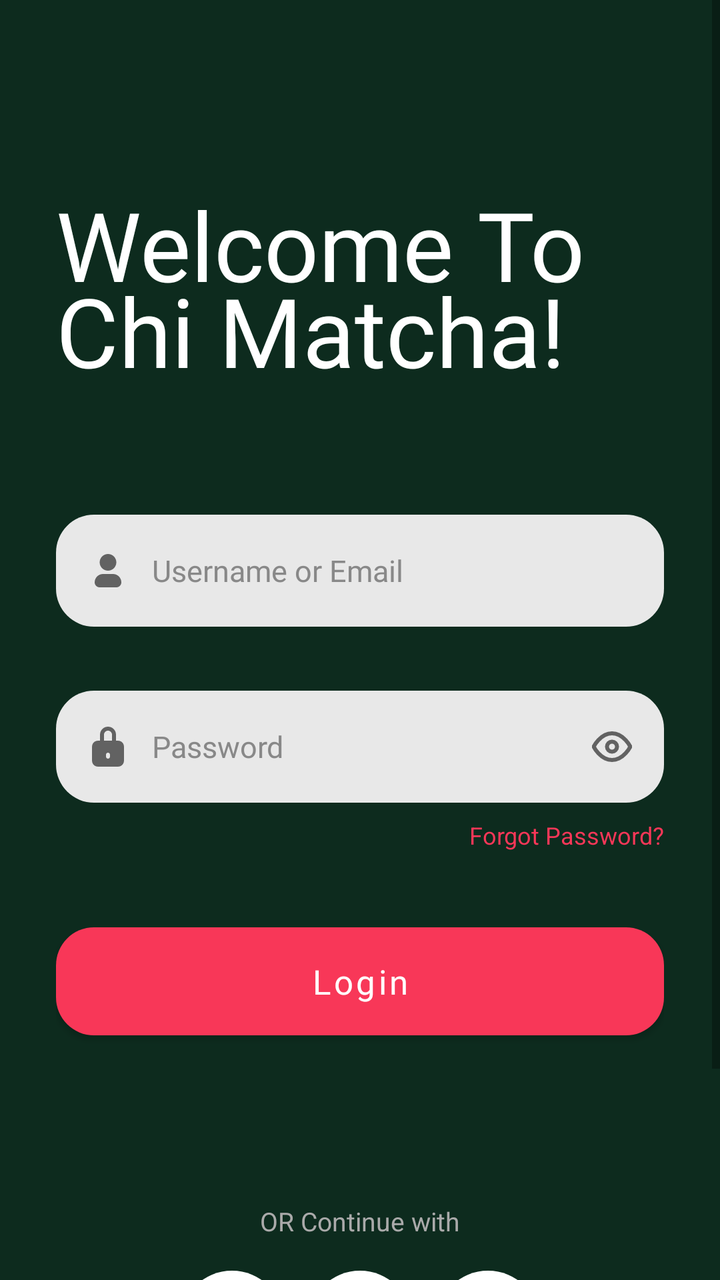
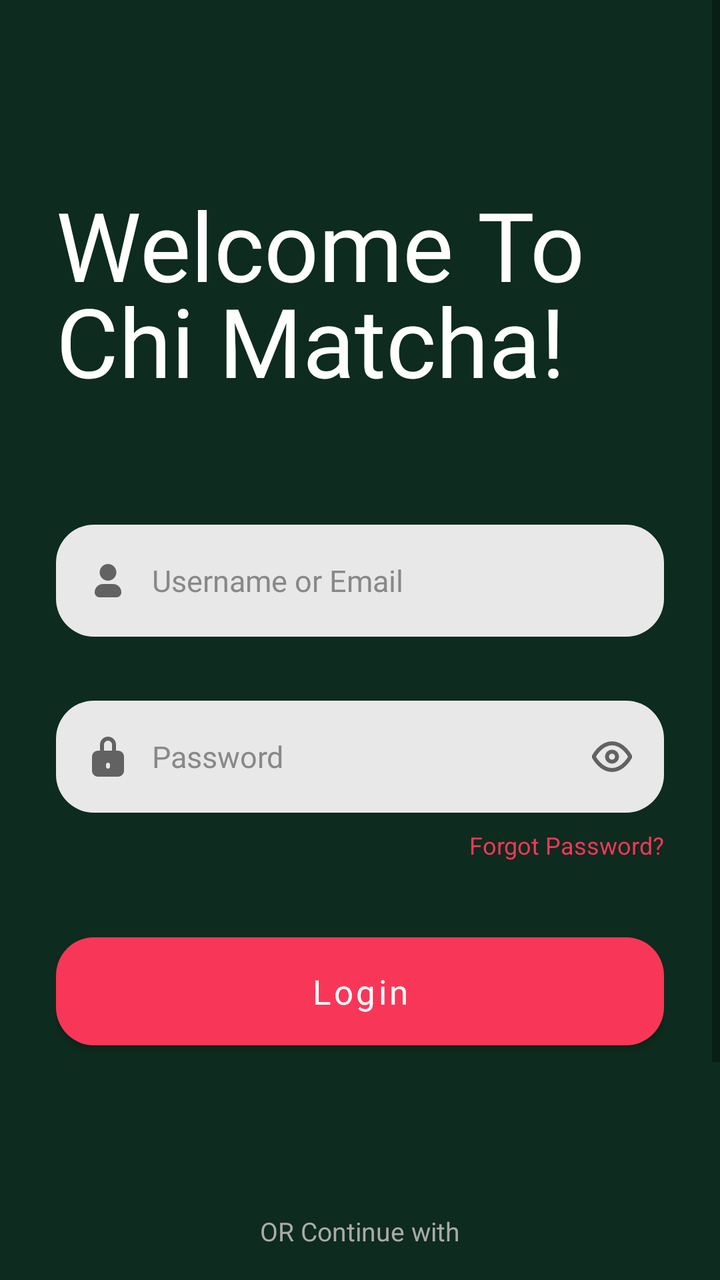

Screens rendered from an Android XML layout before and after an edit, with the pre-edit source and the edit as a unified diff.
<!-- AndroidManifest.xml: application theme Theme.ChiMatcha -->
<!-- res/layout/activity_login.xml -->
<?xml version="1.0" encoding="utf-8"?>
<ScrollView xmlns:android="http://schemas.android.com/apk/res/android"
    android:layout_width="match_parent"
    android:layout_height="match_parent"
    android:background="@color/chimatcha_bg"
    android:fillViewport="true">

    <LinearLayout
        android:layout_width="match_parent"
        android:layout_height="wrap_content"
        android:orientation="vertical"
        android:paddingTop="90dp"
        android:paddingStart="28dp"
        android:paddingEnd="28dp"
        android:paddingBottom="28dp">

        <TextView
            android:id="@+id/titleText"
            android:layout_width="wrap_content"
            android:layout_height="wrap_content"
            android:text="Welcome To\nChi Matcha!"
            android:fontFamily="@font/montaga_regular"
            android:textColor="@color/chimatcha_text_white"
            android:textSize="48sp"
            android:layout_marginBottom="60dp"
            android:lineHeight="43sp"/>

        
        <RelativeLayout
            android:layout_width="match_parent"
            android:layout_height="56dp"
            android:layout_marginBottom="32dp"
            android:background="@drawable/input_bg">

            <ImageView
                android:layout_width="20dp"
                android:layout_height="20dp"
                android:layout_centerVertical="true"
                android:layout_marginStart="16dp"
                android:src="@drawable/ic_person"
                android:layout_alignParentStart="true" />

            <EditText
                android:id="@+id/emailInput"
                android:layout_width="match_parent"
                android:layout_height="match_parent"
                android:background="@null"
                android:fontFamily="@font/montserrat_medium"
                android:hint="@string/username_hint"
                android:inputType="textEmailAddress"
                android:paddingStart="48dp"
                android:paddingEnd="16dp"
                android:textColor="#333333"
                android:textColorHint="@color/chimatcha_text_hint"
                android:textSize="15sp" />

        </RelativeLayout>

        
        <RelativeLayout
            android:layout_width="match_parent"
            android:layout_height="56dp"
            android:layout_marginBottom="8dp"
            android:background="@drawable/input_bg">

            <ImageView
                android:layout_width="20dp"
                android:layout_height="20dp"
                android:layout_centerVertical="true"
                android:layout_marginStart="16dp"
                android:src="@drawable/ic_lock"
                android:layout_alignParentStart="true" />

            <ImageView
                android:id="@+id/passwordToggle"
                android:layout_width="20dp"
                android:layout_height="20dp"
                android:layout_centerVertical="true"
                android:layout_marginEnd="16dp"
                android:src="@drawable/ic_eye"
                android:layout_alignParentEnd="true"
                android:clickable="true"
                android:focusable="true" />

            <EditText
                android:id="@+id/passwordInput"
                android:layout_width="match_parent"
                android:layout_height="match_parent"
                android:hint="Password"
                android:inputType="textPassword"
                android:background="@null"
                android:paddingStart="48dp"
                android:paddingEnd="48dp"
                android:textColor="#333333"
                android:textColorHint="@color/chimatcha_text_hint"
                android:textSize="15sp"
                android:fontFamily="@font/montserrat_medium"/>

        </RelativeLayout>

        
        <TextView
            android:id="@+id/forgotPasswordText"
            android:layout_width="wrap_content"
            android:layout_height="wrap_content"
            android:layout_gravity="end"
            android:text="Forgot Password?"
            android:textColor="@color/chimatcha_primary"
            android:textSize="12sp"
            android:layout_marginBottom="38dp" />

        
        <Button
            android:id="@+id/loginButton"
            android:layout_width="match_parent"
            android:layout_height="54dp"
            android:textAllCaps="false"
            android:text="Login"
            android:textColor="@color/white"
            android:textSize="17sp"
            android:fontFamily="@font/montserrat_semibold"
            android:background="@drawable/btn_primary"
            android:layout_marginBottom="84dp" />

        
        <TextView
            android:layout_width="wrap_content"
            android:layout_height="wrap_content"
            android:layout_gravity="center"
            android:text="OR Continue with"
            android:textColor="#AAAAAA"
            android:textSize="13sp"
            android:layout_marginBottom="16dp" />

        
        <LinearLayout
            android:layout_width="wrap_content"
            android:layout_height="wrap_content"
            android:layout_gravity="center"
            android:orientation="horizontal"
            android:layout_marginBottom="32dp">

            <ImageButton
                android:id="@+id/googleBtn"
                android:layout_width="52dp"
                android:layout_height="52dp"
                android:layout_marginEnd="12dp"
                android:background="@drawable/social_btn_bg"
                android:src="@drawable/ic_google"
                android:scaleType="center" />

            <ImageButton
                android:id="@+id/appleBtn"
                android:layout_width="52dp"
                android:layout_height="52dp"
                android:layout_marginEnd="12dp"
                android:background="@drawable/social_btn_bg"
                android:src="@drawable/ic_apple"
                android:scaleType="center" />

            <ImageButton
                android:id="@+id/facebookBtn"
                android:layout_width="52dp"
                android:layout_height="52dp"
                android:background="@drawable/social_btn_bg"
                android:src="@drawable/ic_facebook"
                android:scaleType="center" />

        </LinearLayout>

        
        <LinearLayout
            android:layout_width="wrap_content"
            android:layout_height="wrap_content"
            android:layout_gravity="center"
            android:orientation="horizontal">

            <TextView
                android:layout_width="wrap_content"
                android:layout_height="wrap_content"
                android:text="Create an account?"
                android:textColor="#AAAAAA"
                android:textSize="14sp"
                android:layout_marginRight="1dp" />

            <TextView
                android:id="@+id/signUpText"
                android:layout_width="wrap_content"
                android:layout_height="wrap_content"
                android:text=" Sign Up"
                android:textColor="@color/chimatcha_primary"
                android:textSize="14sp"
                android:textStyle="bold" />

        </LinearLayout>

    </LinearLayout>
</ScrollView>
<!-- resources referenced by this layout -->
<resources>
  <color name="chimatcha_bg">#0D2B1E</color>
  <color name="chimatcha_primary">#F83758</color>
  <color name="chimatcha_text_hint">#888888</color>
  <color name="chimatcha_text_white">#FFFFFF</color>
  <color name="white">#FFFFFFFF</color>
  
      
      xml
  <!-- drawable btn_primary (drawable) -->
  <?xml version="1.0" encoding="utf-8"?>
  <shape xmlns:android="http://schemas.android.com/apk/res/android"
      android:shape="rectangle">
      <solid android:color="@color/chimatcha_primary" />
      <corners android:radius="19dp" />
  </shape>
  <!-- drawable ic_apple (drawable) -->
  <?xml version="1.0" encoding="utf-8"?>
  <vector xmlns:android="http://schemas.android.com/apk/res/android"
      android:width="24dp"
      android:height="24dp"
      android:viewportWidth="24"
      android:viewportHeight="24">
      <path android:fillColor="#000000" android:pathData="M18.71,19.5c-0.83,1.24 -1.71,2.45 -3.05,2.47 -1.34,0.03 -1.77,-0.79 -3.29,-0.79 -1.53,0 -2,0.77 -3.27,0.82 -1.31,0.05 -2.3,-1.32 -3.14,-2.53C4.25,17 2.94,12.45 4.7,9.39c0.87,-1.52 2.43,-2.48 4.12,-2.51 1.28,-0.02 2.5,0.87 3.29,0.87 0.78,0 2.26,-1.07 3.8,-0.91 0.65,0.03 2.47,0.26 3.64,1.98 -0.09,0.06 -2.17,1.28 -2.15,3.81 0.03,3.02 2.65,4.03 2.68,4.04 -0.03,0.07 -0.42,1.44 -1.38,2.83M13,3.5c0.73,-0.83 1.94,-1.46 2.94,-1.5 0.13,1.17 -0.34,2.35 -1.04,3.19 -0.69,0.85 -1.83,1.51 -2.95,1.42 -0.15,-1.15 0.41,-2.35 1.05,-3.11z"/>
  </vector>
  <!-- drawable ic_facebook (drawable) -->
  <?xml version="1.0" encoding="utf-8"?>
  <vector xmlns:android="http://schemas.android.com/apk/res/android"
      android:width="24dp"
      android:height="24dp"
      android:viewportWidth="24"
      android:viewportHeight="24">
      <path android:fillColor="#1877F2" android:pathData="M24,12.073c0,-6.627 -5.373,-12 -12,-12s-12,5.373 -12,12c0,5.99 4.388,10.954 10.125,11.854v-8.385H7.078v-3.47h3.047V9.43c0,-3.007 1.792,-4.669 4.533,-4.669 1.312,0 2.686,0.235 2.686,0.235v2.953H15.83c-1.491,0 -1.956,0.925 -1.956,1.874v2.25h3.328l-0.532,3.47h-2.796v8.385C19.612,23.027 24,18.062 24,12.073z"/>
  </vector>
  <!-- drawable ic_person (drawable) -->
  <vector xmlns:android="http://schemas.android.com/apk/res/android"
      android:width="24dp"
      android:height="24dp"
      android:viewportWidth="24"
      android:viewportHeight="24">
    <path
        android:pathData="M9,14C6.239,14 4,16.239 4,19C4,20.657 5.343,22 7,22H17C18.657,22 20,20.657 20,19C20,16.239 17.761,14 15,14H9Z"
        android:fillColor="#626262"/>
    <path
        android:pathData="M12,2C9.239,2 7,4.239 7,7C7,9.761 9.239,12 12,12C14.761,12 17,9.761 17,7C17,4.239 14.761,2 12,2Z"
        android:fillColor="#626262"/>
  </vector>
  <!-- drawable input_bg (drawable) -->
  <?xml version="1.0" encoding="utf-8"?>
  <shape xmlns:android="http://schemas.android.com/apk/res/android"
      android:shape="rectangle">
      <solid android:color="@color/chimatcha_input_bg" />
      <corners android:radius="19dp" />
  </shape>
  <!-- drawable social_btn_bg (drawable) -->
  <?xml version="1.0" encoding="utf-8"?>
  <shape xmlns:android="http://schemas.android.com/apk/res/android"
      android:shape="oval">
      <solid android:color="#FFFFFF" />
  </shape>
  <string name="username_hint">Username or Email</string>
  <style name="Theme.ChiMatcha" parent="Theme.MaterialComponents.DayNight.NoActionBar">
          <item name="colorPrimary">@color/chimatcha_primary</item>
          <item name="colorPrimaryVariant">@color/chimatcha_bg</item>
          <item name="colorOnPrimary">@color/white</item>
          <item name="colorSecondary">@color/chimatcha_primary</item>
          <item name="colorSecondaryVariant">@color/chimatcha_bg</item>
          <item name="colorOnSecondary">@color/white</item>
          <item name="android:statusBarColor">@color/chimatcha_bg</item>
          <item name="android:windowBackground">@color/chimatcha_bg</item>
      </style>
  <color name="chimatcha_input_bg">#E8E8E8</color>
  <!-- unchanged entries left out for length: 3 -->
</resources>

<!-- the commit's change to res/layout/activity_login.xml (unified diff, before → after) -->
@@ -23,7 +23,7 @@
             android:textColor="@color/chimatcha_text_white"
             android:textSize="48sp"
             android:layout_marginBottom="60dp"
-            android:lineHeight="43sp"/>
+            android:lineHeight="48sp"/>
 
         
         <RelativeLayout
